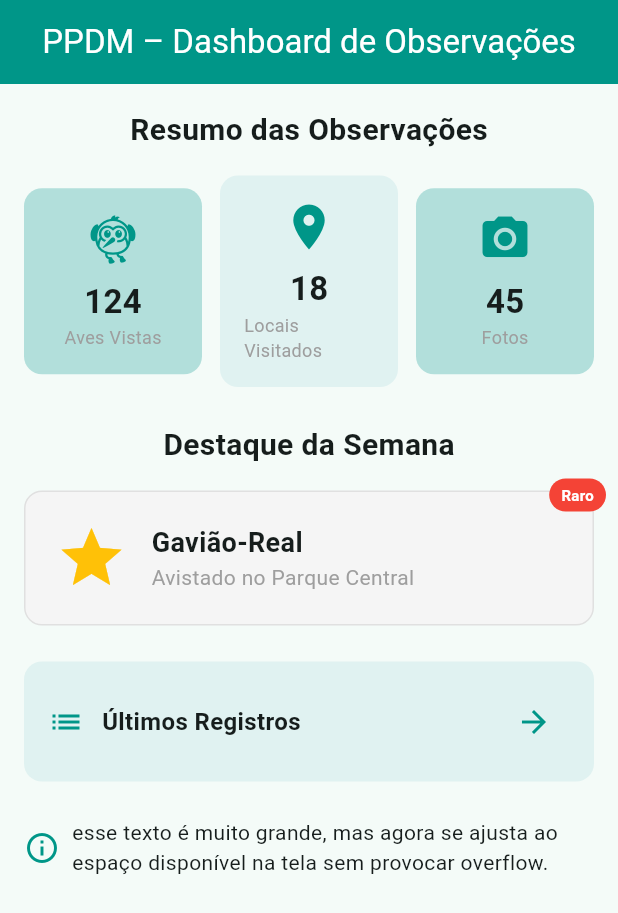
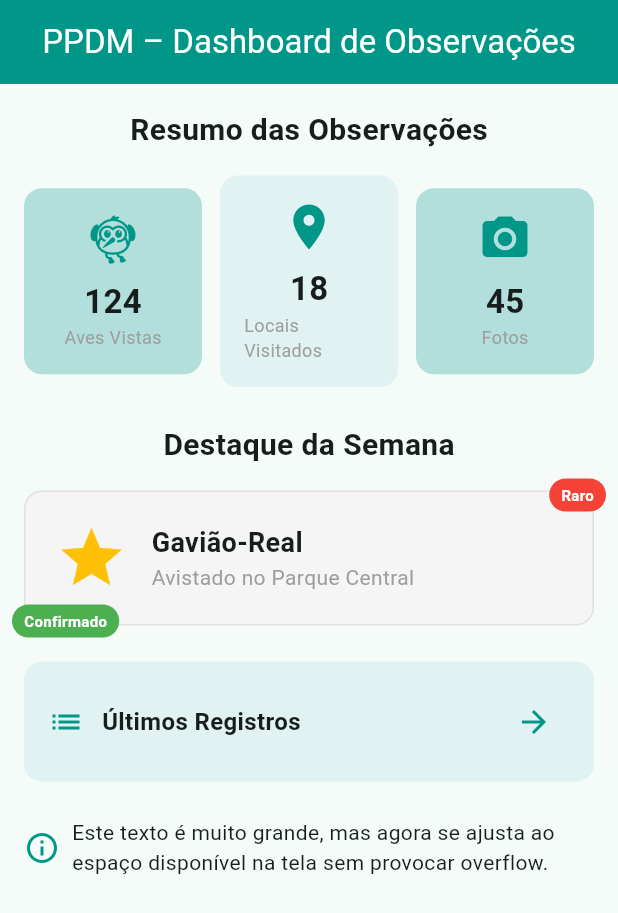
Before and after one commit to IsaacGoncalves01/provaa_layout_app, a Flutter app: the screen it shows after launch, on a phone screen of 412 x 824 dp. Shown: the top 913 px of the screen. Run offline on Flutter 3.47's test engine with Material 3 defaults, Android fonts, the phone set to English and light mode, and no system bars.

Commit message:
Desafio 5 - Selo Confirmado

```diff
--- a/lib/main.dart
+++ b/lib/main.dart
@@ -171,6 +171,25 @@ class TelaDashboard extends StatelessWidget {
                 ),
                 // TODO [Desafio 5]: Adicionar segundo Positioned no canto inferior esquerdo:
                 // Positioned(bottom: -8, left: -8, child: Container(color: Colors.green, child: Text('Confirmado')))
+                Positioned(
+                  bottom: -8,
+                  left: -8,
+                  child: Container(
+                    padding: const EdgeInsets.symmetric(horizontal: 8, vertical: 4),
+                    decoration: BoxDecoration(
+                      color: Colors.green,
+                      borderRadius: BorderRadius.circular(12),
+                    ),
+                    child: const Text(
+                      'Confirmado',
+                      style: TextStyle(
+                        color: Colors.white,
+                        fontSize: 10,
+                        fontWeight: FontWeight.bold,
+                      ),
+                    ),
+                  ),
+                ),
               ],
             ),
             const SizedBox(height: 24.0),
@@ -219,12 +238,12 @@ class TelaDashboard extends StatelessWidget {
             // Row(
             //   children: [
             //     Text(
-            //       'esse texto é muito grande e ultrapassa o espaço disponível na tela, causando um erro de RenderFlex overflow.',
+            //       'Este texto é muito grande e ultrapassa o espaço disponível na tela, causando um erro de RenderFlex overflow.',
             //     ),
             //   ],
             // ),
 
-
+            // Correção utilizando Expanded:
             const SizedBox(height: 24.0),
             const Row(
               children: [
@@ -232,7 +251,7 @@ class TelaDashboard extends StatelessWidget {
                 SizedBox(width: 8),
                 Expanded(
                   child: Text(
-                    'esse texto é muito grande, mas agora se ajusta ao espaço disponível na tela sem provocar overflow.',
+                    'Este texto é muito grande, mas agora se ajusta ao espaço disponível na tela sem provocar overflow.',
                   ),
                 ),
               ],
```
